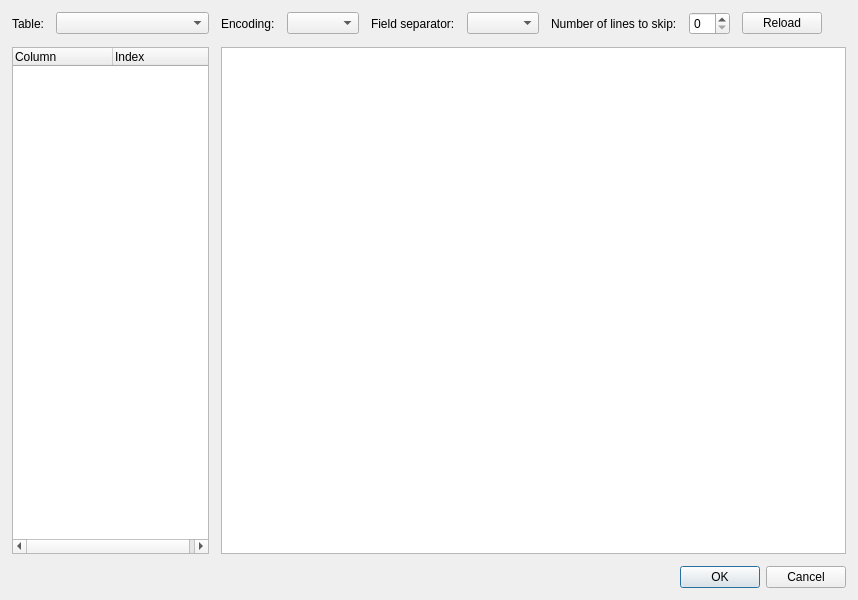
Above: ui/import_csv_dialogue.ui from szchkt/leaklog before the change. Below: the same form after it.
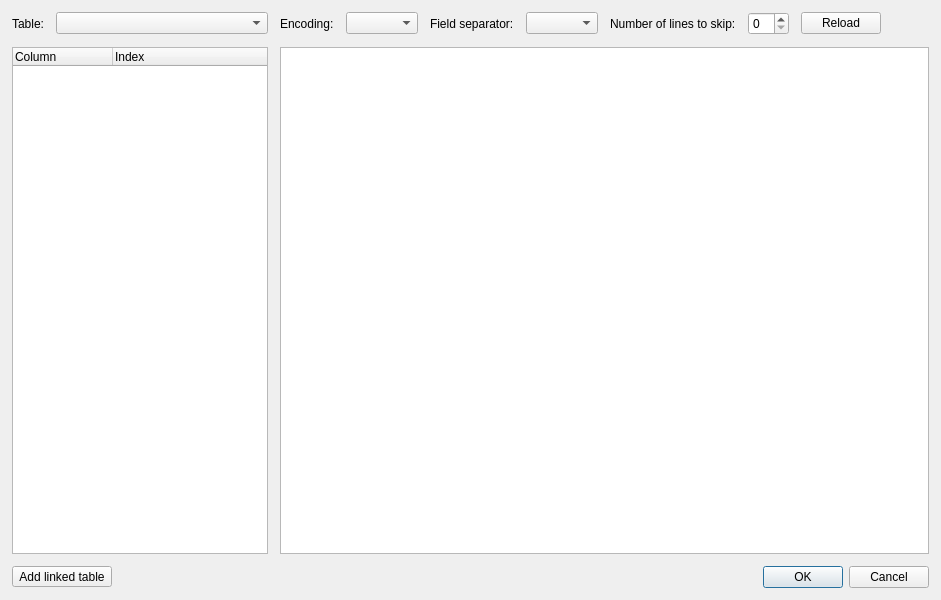
That is the form after the change. Icons and pictures are not drawn.

Commit message: implement saving data from CSV files to linked tables, added class ImportDialogueTableTemplate

The edit to the form file:
```diff
--- a/ui/import_csv_dialogue.ui
+++ b/ui/import_csv_dialogue.ui
@@ -7,7 +7,7 @@
    <rect>
     <x>0</x>
     <y>0</y>
-    <width>858</width>
+    <width>941</width>
     <height>600</height>
    </rect>
   </property>
@@ -149,6 +149,13 @@
    <item row="0" column="1">
     <widget class="QComboBox" name="cb_table"/>
    </item>
+   <item row="2" column="0" colspan="2">
+    <widget class="QToolButton" name="add_linked_table_btn">
+     <property name="text">
+      <string>Add linked table</string>
+     </property>
+    </widget>
+   </item>
   </layout>
  </widget>
  <layoutdefault spacing="6" margin="6"/>
```
The commit also changes 3 other files.
